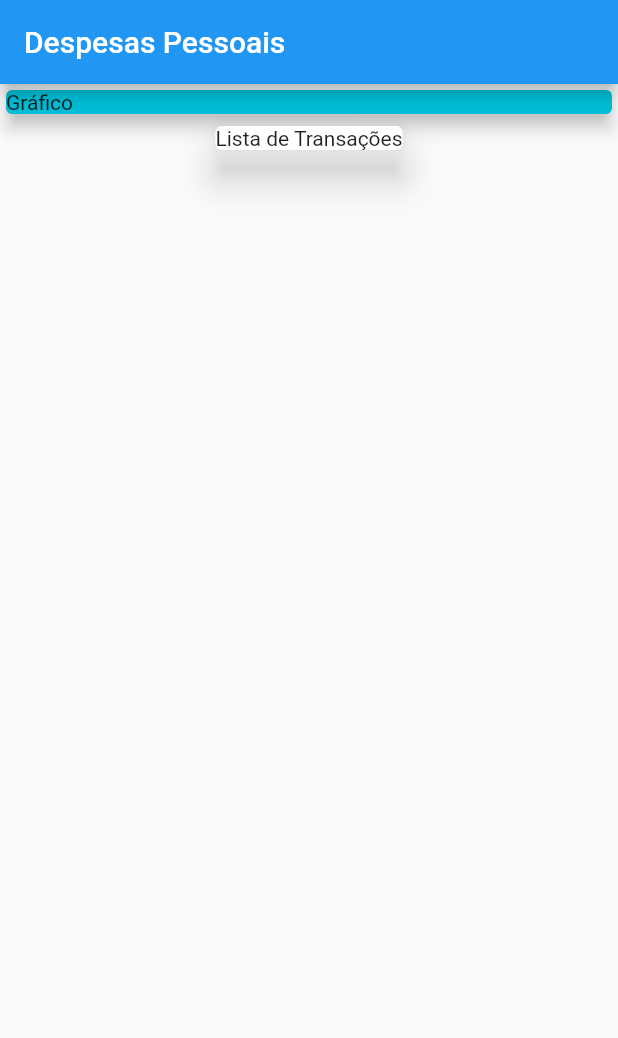
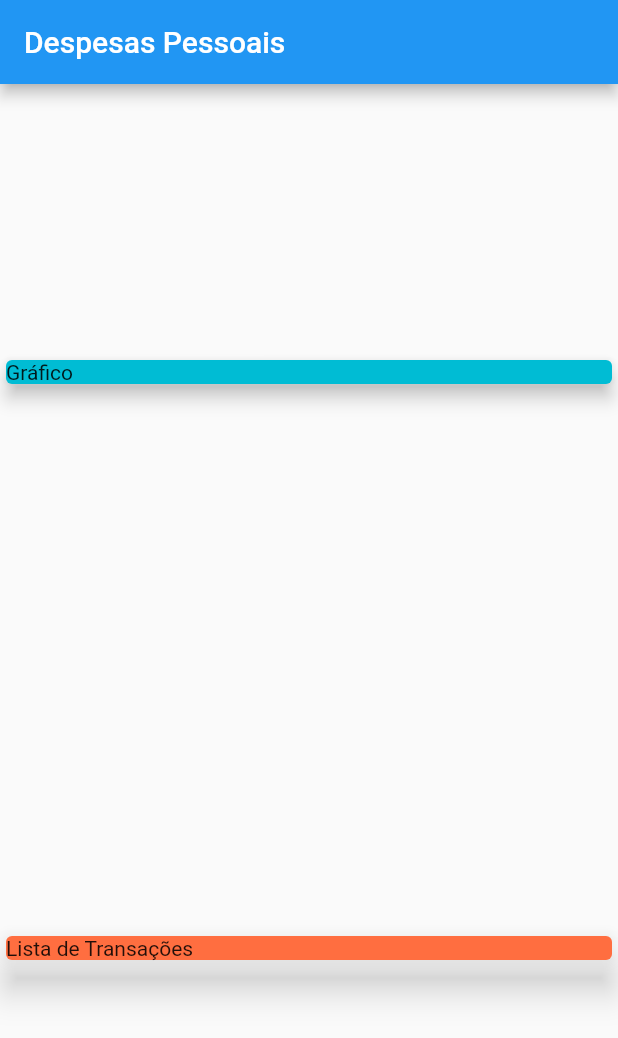
Before and after one commit to ajoluam/expenses, a Flutter app: the screen it shows after launch, on a phone screen of 412 x 824 dp. Shown: the top 1038 px of the screen. Run offline on Flutter 3.47's test engine with Material 2 defaults, Android fonts, the phone set to English and light mode, and no system bars.

Commit message:
Aula 86 Column & Row

```diff
--- a/lib/main.dart
+++ b/lib/main.dart
@@ -19,19 +19,19 @@ class MyHomePage extends StatelessWidget {
         title: Text('Despesas Pessoais'),
       ),
       body: Column(
+        mainAxisAlignment: MainAxisAlignment.spaceAround,
+        crossAxisAlignment: CrossAxisAlignment.stretch,
         children: [
           Container(
-            width: double.infinity,
             child: Card(
-              child: Text(
-                'Gráfico',
-              ),
+              child: Text('Gráfico'),
               color: Colors.cyan,
               elevation: 5,
             ),
           ),
           Card(
             child: Text('Lista de Transações'),
+            color: Colors.deepOrangeAccent,
             elevation: 10,
           )
         ],
```
